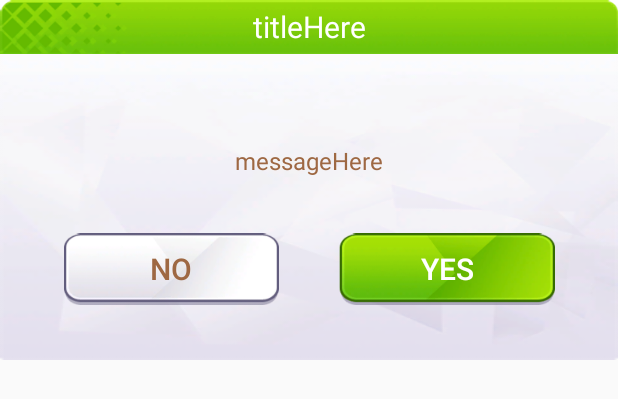
After one commit to Sunrise66/suzukanotes, an Android app: the layout normal_dialog.xml on its own in the app's theme, with its tools: preview values and no code run, on a phone screen of 412 x 824 dp. The commit adds this screen. Shown: the top 399 px of the screen. Run offline under Robolectric (Android 15) with nearby library versions, the phone set to English and light mode, and no system bars.

Commit message:
add normal dialog template

```diff
--- a/app/build.gradle
+++ b/app/build.gradle
@@ -54,6 +54,8 @@ dependencies {
     implementation 'com.squareup.retrofit2:converter-gson:2.7.0'
     implementation 'com.squareup.okhttp3:logging-interceptor:4.10.0-RC1'
     implementation 'com.alibaba:fastjson:1.2.41'
+    //dialog
+    implementation 'com.github.goweii:AnyLayer:3.2.0'
     //smartRefreshLayout
     implementation 'com.scwang.smart:refresh-layout-kernel:2.0.1'
     implementation 'com.scwang.smart:refresh-header-material:2.0.1'    //谷歌刷新头
--- a/app/src/main/java/com/sunrise/suzukanotes/Suzukanotes.kt
+++ b/app/src/main/java/com/sunrise/suzukanotes/Suzukanotes.kt
@@ -4,7 +4,7 @@ import android.app.Activity
 import android.app.Application
 import android.os.Bundle
 import com.sunrise.easyframe.EasyFrameStarter
-import com.sunrise.suzukanotes.common.UpdateManager
+import com.sunrise.suzukanotes.common.I18N
 import java.util.*
 
 /**
@@ -37,6 +37,7 @@ class Suzukanotes : Application() {
     override fun onCreate() {
         super.onCreate()
         init(this)
+        I18N.application = this
         EasyFrameStarter.init(this)
         registerActivityLifecycleCallbacks(MyActivityLifeCycleCallBack())
     }
--- /dev/null
+++ b/app/src/main/res/layout/normal_dialog.xml
@@ -0,0 +1,58 @@
+<?xml version="1.0" encoding="utf-8"?>
+<androidx.constraintlayout.widget.ConstraintLayout xmlns:android="http://schemas.android.com/apk/res/android"
+    xmlns:app="http://schemas.android.com/apk/res-auto"
+    android:layout_width="match_parent"
+    android:layout_height="240dp"
+    android:background="@drawable/bg_normal">
+
+    <TextView
+        android:id="@+id/dialog_title"
+        style="@style/title_text_style"
+        android:layout_width="match_parent"
+        android:layout_height="36dp"
+        android:background="@drawable/tab_title"
+        android:gravity="center"
+        android:text="titleHere"
+        app:layout_constraintLeft_toLeftOf="parent"
+        app:layout_constraintRight_toRightOf="parent"
+        app:layout_constraintTop_toTopOf="parent" />
+
+    <TextView
+        android:id="@+id/message"
+        style="@style/normal_text_style"
+        android:layout_width="wrap_content"
+        android:layout_height="wrap_content"
+        android:layout_marginTop="60dp"
+        android:text="messageHere"
+        app:layout_constraintLeft_toLeftOf="parent"
+        app:layout_constraintRight_toRightOf="parent"
+        app:layout_constraintTop_toBottomOf="@id/dialog_title" />
+
+    <LinearLayout
+        android:layout_width="wrap_content"
+        android:layout_height="wrap_content"
+        android:orientation="horizontal"
+        app:layout_constraintBottom_toBottomOf="parent"
+        app:layout_constraintLeft_toLeftOf="parent"
+        app:layout_constraintRight_toRightOf="parent"
+        app:layout_constraintTop_toBottomOf="@id/message">
+
+        <Button
+            android:id="@+id/dialog_negative"
+            style="@style/negative_btn_text_style"
+            android:layout_width="wrap_content"
+            android:layout_height="48dp"
+            android:layout_margin="20dp"
+            android:background="@drawable/btn_cancle"
+            android:text="NO" />
+
+        <Button
+            android:id="@+id/dialog_positive"
+            style="@style/positive_btn_text_style"
+            android:layout_width="wrap_content"
+            android:layout_height="48dp"
+            android:layout_margin="20dp"
+            android:background="@drawable/btn_accept"
+            android:text="Yes" />
+    </LinearLayout>
+</androidx.constraintlayout.widget.ConstraintLayout>
--- a/app/src/main/res/values/colors.xml
+++ b/app/src/main/res/values/colors.xml
@@ -6,9 +6,10 @@
     <color name="teal_200">#FF03DAC5</color>
     <color name="teal_700">#FF018786</color>
     <color name="black">#FF000000</color>
-    <color name="white">#FFFFFFFF</color>
+    <color name="white">#FFFFFFFF</color>`
     <color name="light_blue_400">#FF29B6F6</color>
     <color name="light_blue_600">#FF039BE5</color>
     <color name="gray_400">#FFBDBDBD</color>
     <color name="gray_600">#FF757575</color>
+    <color name="normal_text_color">#9E6843</color>
 </resources>
--- /dev/null
+++ b/app/src/main/res/values/dimens.xml
@@ -0,0 +1,9 @@
+<resources>
+    <!-- Default screen margins, per the Android Design guidelines. -->
+    <dimen name="activity_horizontal_margin">16dp</dimen>
+    <dimen name="activity_vertical_margin">16dp</dimen>
+    <dimen name="text_normal_size">16sp</dimen>
+    <dimen name="text_title_size">20sp</dimen>
+    <dimen name="text_margin">16dp</dimen>
+    <dimen name="bottom_navigation_height">48dp</dimen>
+</resources>
--- a/app/src/main/res/values/strings.xml
+++ b/app/src/main/res/values/strings.xml
@@ -3,4 +3,6 @@
     <string name="title_tab_chara">赛马娘</string>
     <string name="text_tab_card">支援卡</string>
     <string name="text_tab_race">比赛</string>
+    <string name="space_modifier" translatable="false">&#160;%s&#160;</string>
+    <string name="space_modifier_2" translatable="false">&#160;&#160;%s&#160;&#160;</string>
 </resources>
--- /dev/null
+++ b/app/src/main/res/values/style.xml
@@ -0,0 +1,23 @@
+<?xml version="1.0" encoding="utf-8"?>
+<resources>
+
+    <style name="normal_text_style">
+        <item name="android:textSize">@dimen/text_normal_size</item>
+        <item name="android:textColor">@color/normal_text_color</item>
+    </style>
+
+    <style name="title_text_style">
+        <item name="android:textSize">@dimen/text_title_size</item>
+        <item name="android:textColor">@color/white</item>
+    </style>
+
+    <style name="negative_btn_text_style">
+        <item name="android:textSize">@dimen/text_title_size</item>
+        <item name="android:textColor">@color/normal_text_color</item>
+    </style>
+
+    <style name="positive_btn_text_style">
+        <item name="android:textSize">@dimen/text_title_size</item>
+        <item name="android:textColor">@color/white</item>
+    </style>
+</resources>
```
Also changed, not shown: app/src/main/java/com/sunrise/suzukanotes/MainActivity.kt (+19 -6 lines), app/src/main/java/com/sunrise/suzukanotes/common/I18N.java (added, +36 -0 lines), app/src/main/java/com/sunrise/suzukanotes/common/UpdateManager.kt (deleted, +0 -86 lines), app/src/main/res/drawable-hdpi/bg_normal.png (added), app/src/main/res/drawable-xhdpi/bg_normal.png (added), app/src/main/res/drawable-xxhdpi/bg_normal.png (added).
